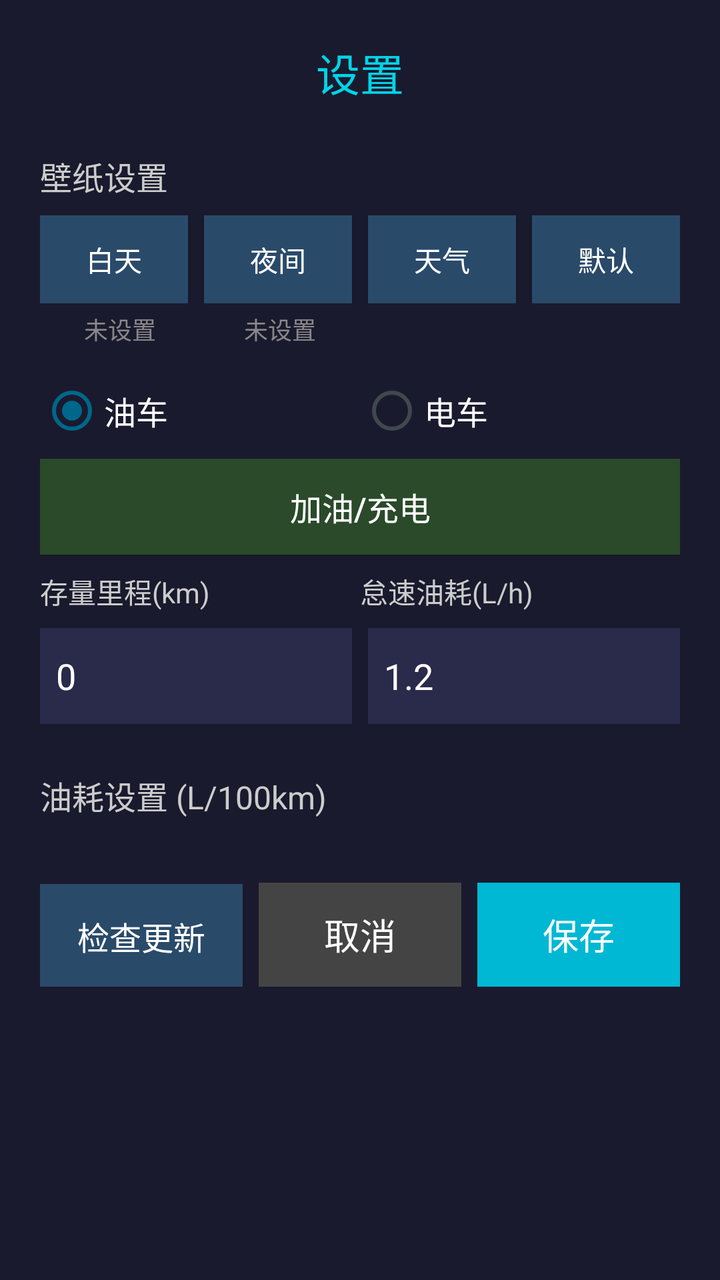
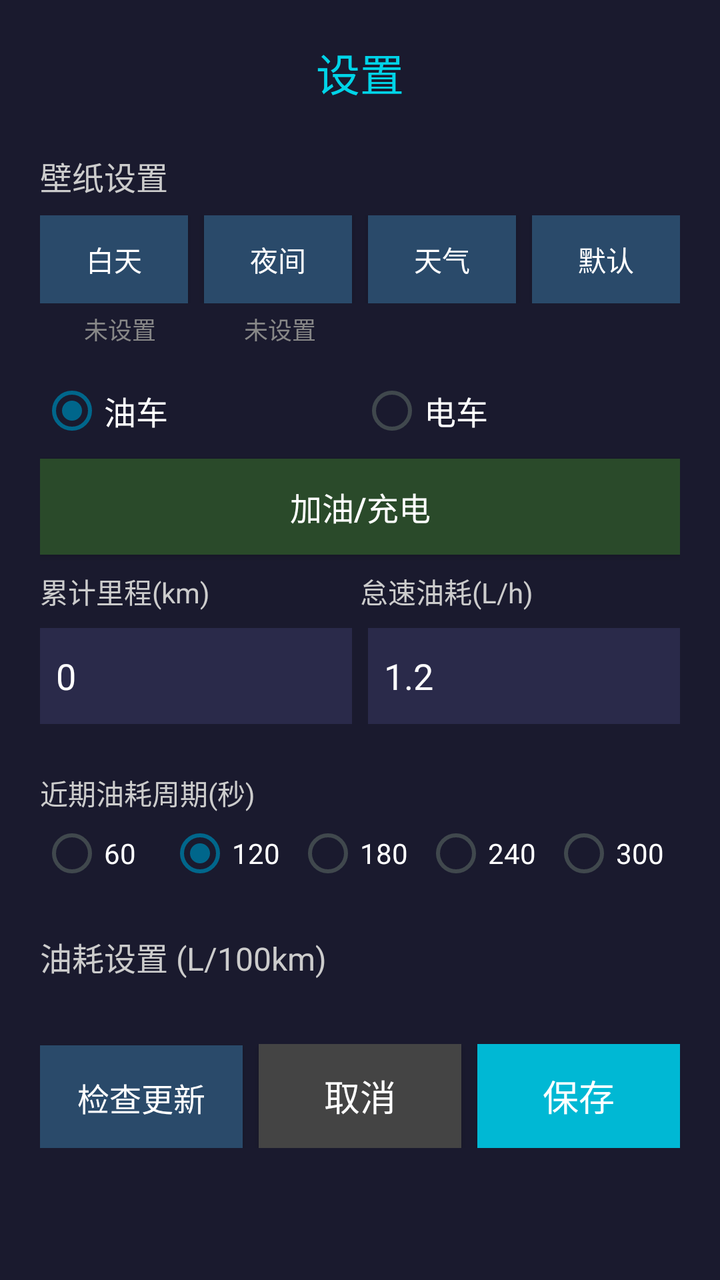

An Android layout rendered at two revisions. The XML below is the earlier revision; the diff shows what the commit changed to produce the second picture.
<!-- AndroidManifest.xml: application theme AppTheme -->
<!-- res/layout/activity_settings.xml -->
<?xml version="1.0" encoding="utf-8"?>
<ScrollView xmlns:android="http://schemas.android.com/apk/res/android"
    android:layout_width="match_parent"
    android:layout_height="match_parent"
    android:background="#FF1A1A2E"
    android:padding="20dp">

    <LinearLayout
        android:layout_width="match_parent"
        android:layout_height="wrap_content"
        android:orientation="vertical">

        
        <TextView
            android:layout_width="match_parent"
            android:layout_height="wrap_content"
            android:text="设置"
            android:textSize="22sp"
            android:textColor="#FF00D4E8"
            android:gravity="center"
            android:layout_marginBottom="24dp" />

        
        <TextView
            android:layout_width="match_parent"
            android:layout_height="wrap_content"
            android:text="壁纸设置"
            android:textSize="16sp"
            android:textColor="#FFCCCCCC"
            android:layout_marginBottom="8dp" />

        <LinearLayout
            android:layout_width="match_parent"
            android:layout_height="wrap_content"
            android:orientation="horizontal"
            android:layout_marginBottom="4dp">

            <Button
                android:id="@+id/btn_day_wallpaper"
                android:layout_width="0dp"
                android:layout_height="44dp"
                android:layout_weight="1"
                android:text="白天"
                android:textSize="14sp"
                android:textColor="#FFFFFFFF"
                android:background="#FF2A4A6A"
                android:layout_marginRight="4dp" />

            <Button
                android:id="@+id/btn_night_wallpaper"
                android:layout_width="0dp"
                android:layout_height="44dp"
                android:layout_weight="1"
                android:text="夜间"
                android:textSize="14sp"
                android:textColor="#FFFFFFFF"
                android:background="#FF2A4A6A"
                android:layout_marginLeft="4dp"
                android:layout_marginRight="4dp" />

            <Button
                android:id="@+id/btn_weather_animation"
                android:layout_width="0dp"
                android:layout_height="44dp"
                android:layout_weight="1"
                android:text="天气"
                android:textSize="14sp"
                android:textColor="#FFFFFFFF"
                android:background="#FF2A4A6A"
                android:layout_marginLeft="4dp"
                android:layout_marginRight="4dp" />

            <Button
                android:id="@+id/btn_default_wallpaper"
                android:layout_width="0dp"
                android:layout_height="44dp"
                android:layout_weight="1"
                android:text="默认"
                android:textSize="14sp"
                android:textColor="#FFFFFFFF"
                android:background="#FF2A4A6A"
                android:layout_marginLeft="4dp" />

        </LinearLayout>

        <LinearLayout
            android:layout_width="match_parent"
            android:layout_height="wrap_content"
            android:orientation="horizontal"
            android:layout_marginBottom="16dp">

            <TextView
                android:id="@+id/label_day_wallpaper_status"
                android:layout_width="0dp"
                android:layout_height="wrap_content"
                android:layout_weight="1"
                android:text="未设置"
                android:textSize="12sp"
                android:textColor="#FF888888"
                android:gravity="center_horizontal" />

            <TextView
                android:id="@+id/label_night_wallpaper_status"
                android:layout_width="0dp"
                android:layout_height="wrap_content"
                android:layout_weight="1"
                android:text="未设置"
                android:textSize="12sp"
                android:textColor="#FF888888"
                android:gravity="center_horizontal" />

            <TextView
                android:layout_width="0dp"
                android:layout_height="wrap_content"
                android:layout_weight="1"
                android:text=""
                android:textSize="12sp"
                android:gravity="center_horizontal" />

            <TextView
                android:layout_width="0dp"
                android:layout_height="wrap_content"
                android:layout_weight="1"
                android:text=""
                android:textSize="12sp"
                android:gravity="center_horizontal" />

        </LinearLayout>

        
        <RadioGroup
            android:id="@+id/vehicle_type_group"
            android:layout_width="match_parent"
            android:layout_height="wrap_content"
            android:orientation="horizontal"
            android:layout_marginBottom="8dp">

            <RadioButton
                android:id="@+id/radio_fuel"
                android:layout_width="0dp"
                android:layout_height="wrap_content"
                android:layout_weight="1"
                android:text="油车"
                android:textColor="#FFFFFFFF"
                android:textSize="16sp"
                android:checked="true" />

            <RadioButton
                android:id="@+id/radio_elec"
                android:layout_width="0dp"
                android:layout_height="wrap_content"
                android:layout_weight="1"
                android:text="电车"
                android:textColor="#FFFFFFFF"
                android:textSize="16sp" />

        </RadioGroup>

        
        <Button
            android:id="@+id/btn_refuel"
            android:layout_width="match_parent"
            android:layout_height="48dp"
            android:text="加油/充电"
            android:textSize="16sp"
            android:textColor="#FFFFFFFF"
            android:background="#FF2A4A2A"
            android:layout_marginBottom="8dp" />

        
        <LinearLayout
            android:id="@+id/refuel_section"
            android:layout_width="match_parent"
            android:layout_height="wrap_content"
            android:orientation="vertical"
            android:visibility="gone">

            <LinearLayout
                android:layout_width="match_parent"
                android:layout_height="wrap_content"
                android:orientation="horizontal"
                android:layout_marginBottom="8dp">

                <TextView
                    android:id="@+id/label_refuel_amount"
                    android:layout_width="0dp"
                    android:layout_height="wrap_content"
                    android:layout_weight="1"
                    android:text="加油量(L)"
                    android:textSize="14sp"
                    android:textColor="#FFCCCCCC" />

                <TextView
                    android:id="@+id/label_refuel_range"
                    android:layout_width="0dp"
                    android:layout_height="wrap_content"
                    android:layout_weight="1"
                    android:text="加油时续航(km)"
                    android:textSize="14sp"
                    android:textColor="#FFCCCCCC" />

            </LinearLayout>

            <LinearLayout
                android:layout_width="match_parent"
                android:layout_height="wrap_content"
                android:orientation="horizontal"
                android:layout_marginBottom="16dp">

                <EditText
                    android:id="@+id/edit_refuel_amount"
                    android:layout_width="0dp"
                    android:layout_height="48dp"
                    android:layout_weight="1"
                    android:inputType="numberDecimal"
                    android:textColor="#FFFFFFFF"
                    android:textSize="18sp"
                    android:background="#FF2A2A4A"
                    android:padding="8dp"
                    android:layout_marginRight="8dp"
                    android:hint="加满油的升数"
                    android:textColorHint="#FF666666" />

                <EditText
                    android:id="@+id/edit_refuel_range"
                    android:layout_width="0dp"
                    android:layout_height="48dp"
                    android:layout_weight="1"
                    android:inputType="numberDecimal"
                    android:textColor="#FFFFFFFF"
                    android:textSize="18sp"
                    android:background="#FF2A2A4A"
                    android:padding="8dp"
                    android:hint="油表显示续航"
                    android:textColorHint="#FF666666" />

            </LinearLayout>

        </LinearLayout>

        
        <LinearLayout
            android:layout_width="match_parent"
            android:layout_height="wrap_content"
            android:orientation="horizontal"
            android:layout_marginBottom="8dp">

            <TextView
                android:layout_width="0dp"
                android:layout_height="wrap_content"
                android:layout_weight="1"
                android:text="存量里程(km)"
                android:textSize="14sp"
                android:textColor="#FFCCCCCC" />

            <TextView
                android:id="@+id/label_idle_rate"
                android:layout_width="0dp"
                android:layout_height="wrap_content"
                android:layout_weight="1"
                android:text="怠速油耗(L/h)"
                android:textSize="14sp"
                android:textColor="#FFCCCCCC" />

        </LinearLayout>

        <LinearLayout
            android:layout_width="match_parent"
            android:layout_height="wrap_content"
            android:orientation="horizontal"
            android:layout_marginBottom="24dp">

            <EditText
                android:id="@+id/edit_base_mileage"
                android:layout_width="0dp"
                android:layout_height="48dp"
                android:layout_weight="1"
                android:inputType="numberDecimal"
                android:text="0"
                android:textColor="#FFFFFFFF"
                android:textSize="18sp"
                android:background="#FF2A2A4A"
                android:padding="8dp"
                android:layout_marginRight="8dp"
                android:hint="0"
                android:textColorHint="#FF666666" />

            <EditText
                android:id="@+id/edit_idle_fuel_rate"
                android:layout_width="0dp"
                android:layout_height="48dp"
                android:layout_weight="1"
                android:inputType="numberDecimal"
                android:text="1.2"
                android:textColor="#FFFFFFFF"
                android:textSize="18sp"
                android:background="#FF2A2A4A"
                android:padding="8dp"
                android:hint="1.2"
                android:textColorHint="#FF666666" />

        </LinearLayout>

        
        <TextView
            android:id="@+id/label_energy_table"
            android:layout_width="match_parent"
            android:layout_height="wrap_content"
            android:text="油耗设置 (L/100km)"
            android:textSize="16sp"
            android:textColor="#FFCCCCCC"
            android:layout_marginBottom="8dp" />

        <LinearLayout
            android:id="@+id/fuel_table_container"
            android:layout_width="match_parent"
            android:layout_height="wrap_content"
            android:orientation="vertical" />

        
        <LinearLayout
            android:layout_width="match_parent"
            android:layout_height="wrap_content"
            android:orientation="horizontal"
            android:layout_marginTop="24dp">

            <Button
                android:id="@+id/btn_check_update"
                android:layout_width="0dp"
                android:layout_height="52dp"
                android:layout_weight="1"
                android:text="检查更新"
                android:textSize="16sp"
                android:textColor="#FFFFFFFF"
                android:background="#FF2A4A6A"
                android:layout_marginRight="8dp" />

            <Button
                android:id="@+id/btn_cancel"
                android:layout_width="0dp"
                android:layout_height="52dp"
                android:layout_weight="1"
                android:text="取消"
                android:textSize="18sp"
                android:textColor="#FFFFFFFF"
                android:background="#FF444444"
                android:layout_marginRight="8dp" />

            <Button
                android:id="@+id/btn_save"
                android:layout_width="0dp"
                android:layout_height="52dp"
                android:layout_weight="1"
                android:text="保存"
                android:textSize="18sp"
                android:textColor="#FFFFFFFF"
                android:background="#FF00B8D4" />

        </LinearLayout>

    </LinearLayout>
</ScrollView>
<!-- resources referenced by this layout -->
<resources>
  <style name="AppTheme" parent="@android:style/Theme.DeviceDefault.Light.NoActionBar">
          <item name="android:windowContentOverlay">@null</item>
      </style>
</resources>

<!-- the commit's change to res/layout/activity_settings.xml (unified diff, before → after) -->
@@ -249,7 +249,7 @@
                 android:layout_width="0dp"
                 android:layout_height="wrap_content"
                 android:layout_weight="1"
-                android:text="存量里程(km)"
+                android:text="累计里程(km)"
                 android:textSize="14sp"
                 android:textColor="#FFCCCCCC" />
 
@@ -303,6 +303,70 @@
 
         
         <TextView
+            android:layout_width="match_parent"
+            android:layout_height="wrap_content"
+            android:text="近期油耗周期(秒)"
+            android:textSize="14sp"
+            android:textColor="#FFCCCCCC"
+            android:layout_marginBottom="4dp" />
+
+        <RadioGroup
+            android:id="@+id/recent_fuel_window_group"
+            android:layout_width="match_parent"
+            android:layout_height="wrap_content"
+            android:orientation="horizontal"
+            android:layout_marginBottom="24dp">
+
+            <RadioButton
+                android:id="@+id/radio_recent_60"
+                android:layout_width="0dp"
+                android:layout_height="wrap_content"
+                android:layout_weight="1"
+                android:text="60"
+                android:textColor="#FFFFFFFF"
+                android:textSize="14sp" />
+
+            <RadioButton
+                android:id="@+id/radio_recent_120"
+                android:layout_width="0dp"
+                android:layout_height="wrap_content"
+                android:layout_weight="1"
+                android:text="120"
+                android:textColor="#FFFFFFFF"
+                android:textSize="14sp"
+                android:checked="true" />
+
+            <RadioButton
+                android:id="@+id/radio_recent_180"
+                android:layout_width="0dp"
+                android:layout_height="wrap_content"
+                android:layout_weight="1"
+                android:text="180"
+                android:textColor="#FFFFFFFF"
+                android:textSize="14sp" />
+
+            <RadioButton
+                android:id="@+id/radio_recent_240"
+                android:layout_width="0dp"
+                android:layout_height="wrap_content"
+                android:layout_weight="1"
+                android:text="240"
+                android:textColor="#FFFFFFFF"
+                android:textSize="14sp" />
+
+            <RadioButton
+                android:id="@+id/radio_recent_300"
+                android:layout_width="0dp"
+                android:layout_height="wrap_content"
+                android:layout_weight="1"
+                android:text="300"
+                android:textColor="#FFFFFFFF"
+                android:textSize="14sp" />
+
+        </RadioGroup>
+
+        
+        <TextView
             android:id="@+id/label_energy_table"
             android:layout_width="match_parent"
             android:layout_height="wrap_content"
